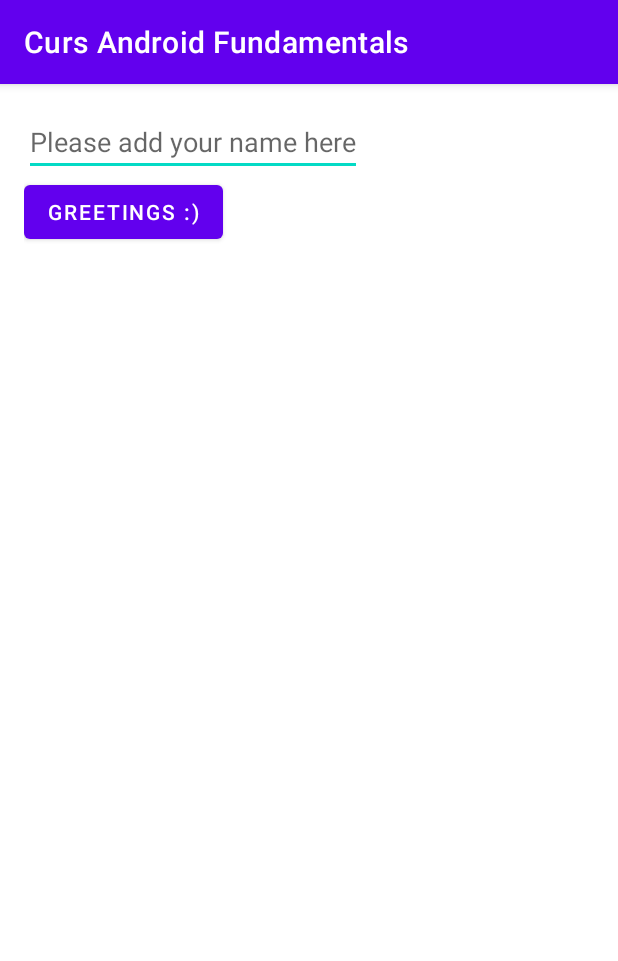
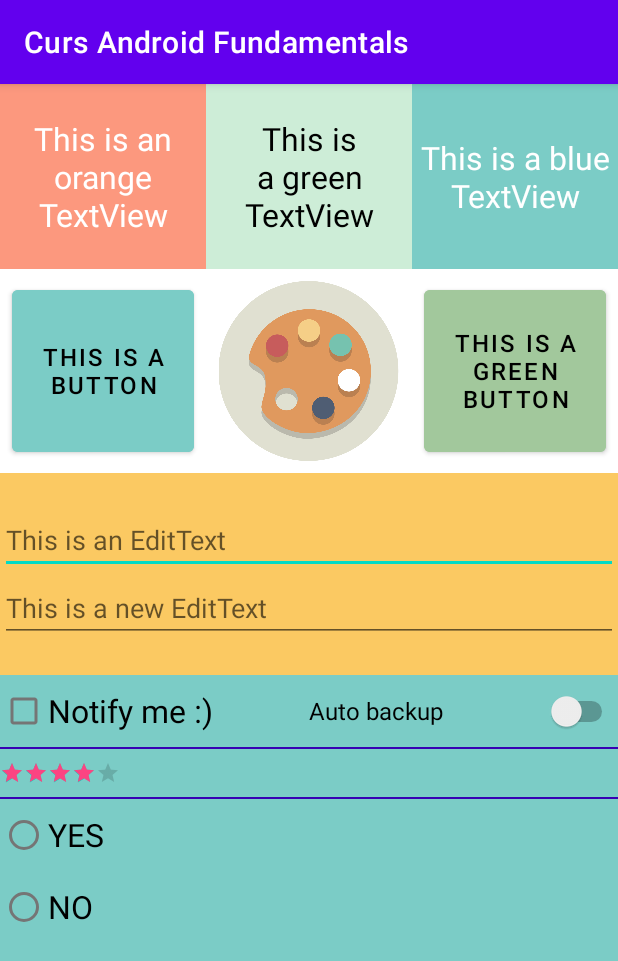
Before and after one commit to magdamiu/AndroidFundamentalsMay2021, an Android app: the screen it shows after launch (MainActivity), on a phone screen of 412 x 824 dp. Shown: the top 961 px of the screen. Run offline under Robolectric (Android 15) with nearby library versions, the phone set to English and light mode, and no system bars.

Commit message:
Stefan-Theodor Ionica - Curs 2 - Code Challenge 1

```diff
--- a/app/src/main/java/com/magdamiu/androidfundamentalsmai2021/MainActivity.java
+++ b/app/src/main/java/com/magdamiu/androidfundamentalsmai2021/MainActivity.java
@@ -12,49 +12,9 @@ import android.widget.Toast;
 
 public class MainActivity extends AppCompatActivity {
 
-    private EditText editTextName;
-    private Button buttonDisplayGreetings;
-    private TextView textViewGreetings;
-
     @Override
     protected void onCreate(Bundle savedInstanceState) {
         super.onCreate(savedInstanceState);
-        /*setContentView(R.layout.activity_main);*/
-        setContentView(R.layout.sample);
-
-        initViews();
-        displayLogs();
-    }
-
-    private void initViews() {
-        editTextName = findViewById(R.id.editTextName);
-        buttonDisplayGreetings = findViewById(R.id.buttonDisplayGreetings);
-        textViewGreetings = findViewById(R.id.textViewGreetings);
-    }
-
-    private void displayLogs() {
-        Log.e("tag-error", "my first error log");
-        Log.v("tag-verbose", "my first verbose log");
-        Log.w("tag-warning", "my first warning log");
-    }
-
-    private void clickOnDisplayGreetingsButton() {
-        buttonDisplayGreetings.setOnClickListener(new View.OnClickListener() {
-            @Override
-            public void onClick(View view) {
-
-            }
-        });
-    }
-
-    public void displayGreetingsOnClick(View view) {
-        textViewGreetings.setText("");
-        String inputName = editTextName.getText().toString();
-        if (inputName.length() > 0) {
-            textViewGreetings.setText(inputName);
-        } else {
-            editTextName.setError(getString(R.string.error_insert_name));
-            Toast.makeText(MainActivity.this, getString(R.string.error_insert_name), Toast.LENGTH_LONG).show();
-        }
+        setContentView(R.layout.activity_main);
     }
 }
--- a/app/src/main/res/layout/activity_main.xml
+++ b/app/src/main/res/layout/activity_main.xml
@@ -1,98 +1,169 @@
 <?xml version="1.0" encoding="utf-8"?>
 <LinearLayout xmlns:android="http://schemas.android.com/apk/res/android"
-    xmlns:app="http://schemas.android.com/apk/res-auto"
-    xmlns:tools="http://schemas.android.com/tools"
     android:layout_width="match_parent"
     android:layout_height="match_parent"
-    android:orientation="vertical"
-    tools:context=".MainActivity">
+    android:orientation="vertical">
 
-    <TextView
-        android:layout_width="wrap_content"
+    <LinearLayout
+        android:layout_width="match_parent"
         android:layout_height="wrap_content"
-        android:layout_gravity="bottom"
-        android:layout_margin="@dimen/medium_space"
-        android:background="@android:color/holo_green_light"
-        android:gravity="center_horizontal"
-        android:padding="@dimen/medium_space"
-        android:text="@string/this_is_my_first_textview"
-        android:textColor="@color/purple_700"
-        android:textSize="@dimen/medium_text"
-        android:textStyle="italic|bold" />
+        android:orientation="horizontal">
 
-    <ImageView
-        android:layout_width="120dp"
-        android:layout_height="120dp"
-        android:scaleType="fitCenter"
-        android:src="@drawable/android_logo" />
+        <TextView
+            android:layout_width="0dp"
+            android:layout_height="match_parent"
+            android:layout_weight="1"
+            android:background="@color/peach"
+            android:gravity="center"
+            android:paddingTop="@dimen/medium_space"
+            android:paddingBottom="@dimen/medium_space"
+            android:text="@string/this_is_an_orange_textview"
+            android:textColor="@color/white"
+            android:textSize="@dimen/medium_text" />
 
-    <Button
-        android:layout_width="wrap_content"
+        <TextView
+            android:layout_width="0dp"
+            android:layout_height="match_parent"
+            android:layout_weight="1"
+            android:background="@color/light_green"
+            android:gravity="center"
+            android:paddingTop="@dimen/medium_space"
+            android:paddingBottom="@dimen/medium_space"
+            android:text="@string/this_is_a_green_textview"
+            android:textColor="@color/black"
+            android:textSize="@dimen/medium_text" />
+
+        <TextView
+            android:layout_width="0dp"
+            android:layout_height="match_parent"
+            android:layout_weight="1"
+            android:background="@color/light_green_blue"
+            android:gravity="center"
+            android:paddingTop="@dimen/medium_space"
+            android:paddingBottom="@dimen/medium_space"
+            android:text="@string/this_is_a_blue_textview"
+            android:textColor="@color/white"
+            android:textSize="@dimen/medium_text" />
+    </LinearLayout>
+
+    <LinearLayout
+        android:layout_width="match_parent"
         android:layout_height="wrap_content"
-        android:text="@string/i_am_a_button" />
+        android:orientation="horizontal">
 
-    <View
+        <Button
+            android:layout_width="0dp"
+            android:layout_height="match_parent"
+            android:layout_margin="@dimen/small_space"
+            android:layout_weight="1"
+            android:backgroundTint="@color/light_green_blue"
+            android:gravity="center"
+            android:paddingTop="@dimen/medium_space"
+            android:paddingBottom="@dimen/medium_space"
+            android:text="@string/this_is_a_button"
+            android:textColor="@color/black"
+            android:textSize="@dimen/small_medium_text" />
+
+        <ImageView
+            android:layout_width="0dp"
+            android:layout_height="120dp"
+            android:layout_margin="@dimen/small_space"
+            android:layout_weight="1"
+            android:scaleType="fitCenter"
+            android:src="@drawable/circle" />
+
+        <Button
+            android:layout_width="0dp"
+            android:layout_height="match_parent"
+            android:layout_margin="@dimen/small_space"
+            android:layout_weight="1"
+            android:backgroundTint="@color/light_moss_green"
+            android:gravity="center"
+            android:paddingTop="@dimen/medium_space"
+            android:paddingBottom="@dimen/medium_space"
+            android:text="@string/this_is_a_green_button"
+            android:textColor="@color/black"
+            android:textSize="@dimen/small_medium_text" />
+    </LinearLayout>
+
+    <LinearLayout
         android:layout_width="match_parent"
-        android:layout_height="3dp"
-        android:background="@color/purple_200" />
+        android:layout_height="wrap_content"
+        android:background="@color/yellow"
+        android:orientation="vertical"
+        android:paddingTop="@dimen/medium_space"
+        android:paddingBottom="@dimen/medium_space">
 
-    <EditText
-        android:layout_width="wrap_content"
-        android:layout_height="wrap_content"
-        android:hint="@string/write_your_name_here"
-        android:inputType="textCapWords"
-        android:textColor="@color/purple_700" />
+        <EditText
+            android:layout_width="match_parent"
+            android:layout_height="wrap_content"
+            android:hint="@string/this_is_an_edittext" />
 
-    <CheckBox
-        android:layout_width="wrap_content"
-        android:layout_height="wrap_content"
-        android:checked="true"
-        android:text="@string/i_accept_terms_and_conditions" />
+        <EditText
+            android:layout_width="match_parent"
+            android:layout_height="wrap_content"
+            android:hint="@string/this_is_a_new_edittext" />
+    </LinearLayout>
 
-    <RadioGroup
-        android:layout_width="wrap_content"
-        android:layout_height="wrap_content">
+    <LinearLayout
+        android:layout_width="match_parent"
+        android:layout_height="match_parent"
+        android:background="@color/light_green_blue"
+        android:orientation="vertical">
 
-        <RadioButton
+        <LinearLayout
+            android:layout_width="match_parent"
+            android:layout_height="wrap_content"
+            android:orientation="horizontal">
+
+            <CheckBox
+                android:layout_width="0dp"
+                android:layout_height="match_parent"
+                android:layout_weight="1"
+                android:text="@string/notify_me"
+                android:textSize="@dimen/medium_text" />
+
+            <Switch
+                android:layout_width="0dp"
+                android:layout_height="match_parent"
+                android:layout_gravity="right"
+                android:layout_weight="1"
+                android:text="@string/auto_backup"
+                android:textSize="@dimen/small_medium_text" />
+        </LinearLayout>
+
+        <LinearLayout
+            android:layout_width="match_parent"
+            android:layout_height="1dp"
+            android:background="@color/purple_700"/>
+        <RatingBar
+            style="@style/Widget.AppCompat.RatingBar.Small"
             android:layout_width="wrap_content"
             android:layout_height="wrap_content"
-            android:text="@string/yes" />
+            android:layout_marginTop="@dimen/small_space"
+            android:layout_marginBottom="@dimen/small_space"
+            android:numStars="5"
+            android:progressTint="@color/pink"
+            android:rating="4" />
+        <LinearLayout
+            android:layout_width="match_parent"
+            android:layout_height="1dp"
+            android:background="@color/purple_700"/>
+        <RadioGroup
+            android:layout_width="wrap_content"
+            android:layout_height="wrap_content">
 
-        <RadioButton
-            android:layout_width="wrap_content"
-            android:layout_height="wrap_content"
-            android:checked="true"
-            android:text="@string/no" />
-    </RadioGroup>
+            <RadioButton
+                android:layout_width="wrap_content"
+                android:layout_height="wrap_content"
+                android:text="@string/yes"
+                android:textSize="@dimen/medium_text" />
 
-    <RatingBar
-        android:layout_width="wrap_content"
-        android:layout_height="wrap_content"
-        android:isIndicator="false"
-        android:numStars="5"
-        android:rating="3.5"
-        android:stepSize="0.5" />
-
-    <ProgressBar
-        android:layout_width="wrap_content"
-        android:layout_height="wrap_content"
-        android:visibility="gone" />
-
-    <Switch
-        android:layout_width="wrap_content"
-        android:layout_height="wrap_content"
-        android:text="@string/change_color" />
-
-    <SeekBar
-        android:layout_width="match_parent"
-        android:layout_height="wrap_content"
-        android:layout_marginTop="@dimen/medium_space"
-        android:max="100"
-        android:progress="70" />
-
-    <SearchView
-        android:layout_width="match_parent"
-        android:layout_height="wrap_content"
-        android:queryHint="@string/search_for_android" />
-
+            <RadioButton
+                android:layout_width="wrap_content"
+                android:layout_height="wrap_content"
+                android:text="@string/no"
+                android:textSize="@dimen/medium_text" />
+        </RadioGroup>
+    </LinearLayout>
 </LinearLayout>
--- a/app/src/main/res/values/colors.xml
+++ b/app/src/main/res/values/colors.xml
@@ -8,4 +8,10 @@
     <color name="black">#FF000000</color>
     <color name="white">#FFFFFFFF</color>
     <color name="red">#ff3412</color>
+    <color name="peach">#fc987e</color>
+    <color name="light_green">#cdedd7</color>
+    <color name="light_green_blue">#7bccc6</color>
+    <color name="yellow">#fbc962</color>
+    <color name="light_moss_green">#a2c89c</color>
+    <color name="pink">#fb4482</color>
 </resources>
--- a/app/src/main/res/values/dimens.xml
+++ b/app/src/main/res/values/dimens.xml
@@ -1,5 +1,8 @@
 <?xml version="1.0" encoding="utf-8"?>
 <resources>
-    <dimen name="medium_text">23sp</dimen>
-    <dimen name="medium_space">16dp</dimen>
+    <dimen name="medium_text">21sp</dimen>
+    <dimen name="medium_space">22dp</dimen>
+    <dimen name="small_space">8dp</dimen>
+    <dimen name="small_text">12sp</dimen>
+    <dimen name="small_medium_text">16sp</dimen>
 </resources>
--- a/app/src/main/res/values/strings.xml
+++ b/app/src/main/res/values/strings.xml
@@ -12,4 +12,13 @@
     <string name="please_add_your_name_here">Please add your name here</string>
     <string name="greetings">Greetings :)</string>
     <string name="error_insert_name">Please insert a name</string>
+    <string name="this_is_an_orange_textview">This is an orange TextView</string>
+    <string name="this_is_a_green_textview">This is a green TextView</string>
+    <string name="this_is_a_blue_textview">This is a blue TextView</string>
+    <string name="this_is_a_button">THIS IS A BUTTON</string>
+    <string name="this_is_a_green_button">THIS IS A GREEN BUTTON</string>
+    <string name="this_is_an_edittext">This is an EditText</string>
+    <string name="this_is_a_new_edittext">This is a new EditText</string>
+    <string name="notify_me">Notify me :)</string>
+    <string name="auto_backup">Auto backup</string>
 </resources>
```
Also changed, not shown: app/src/main/res/layout/activity_main2.xml (added, +98 -0 lines), app/src/main/res/drawable-v24/circle.png (added).
